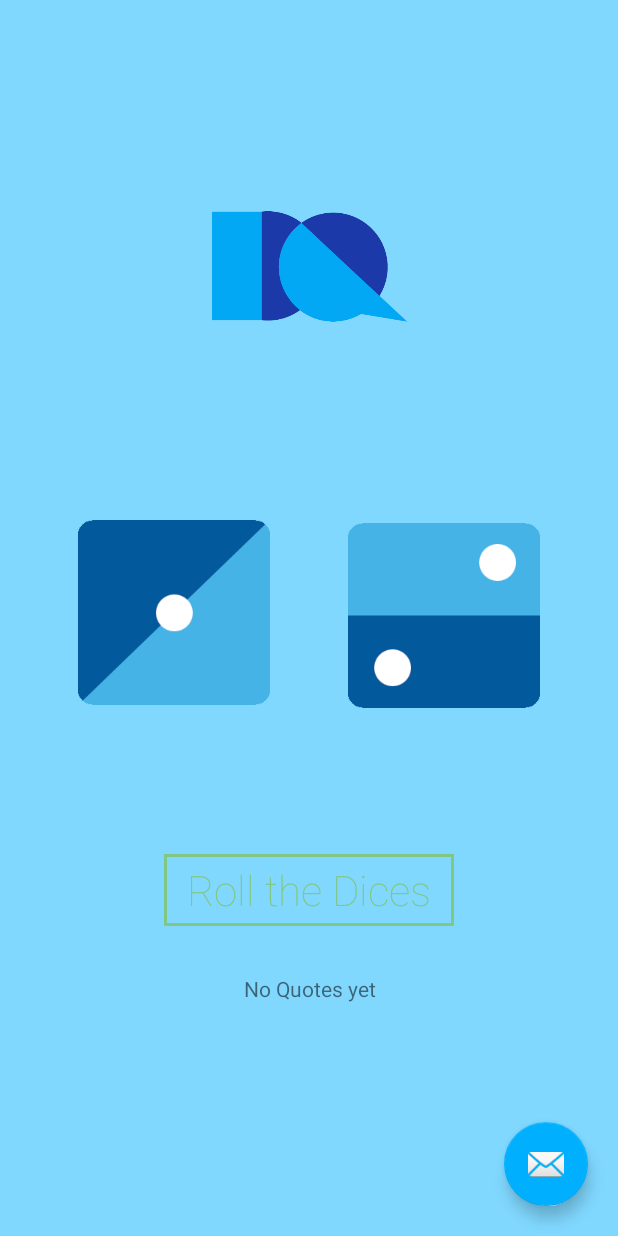
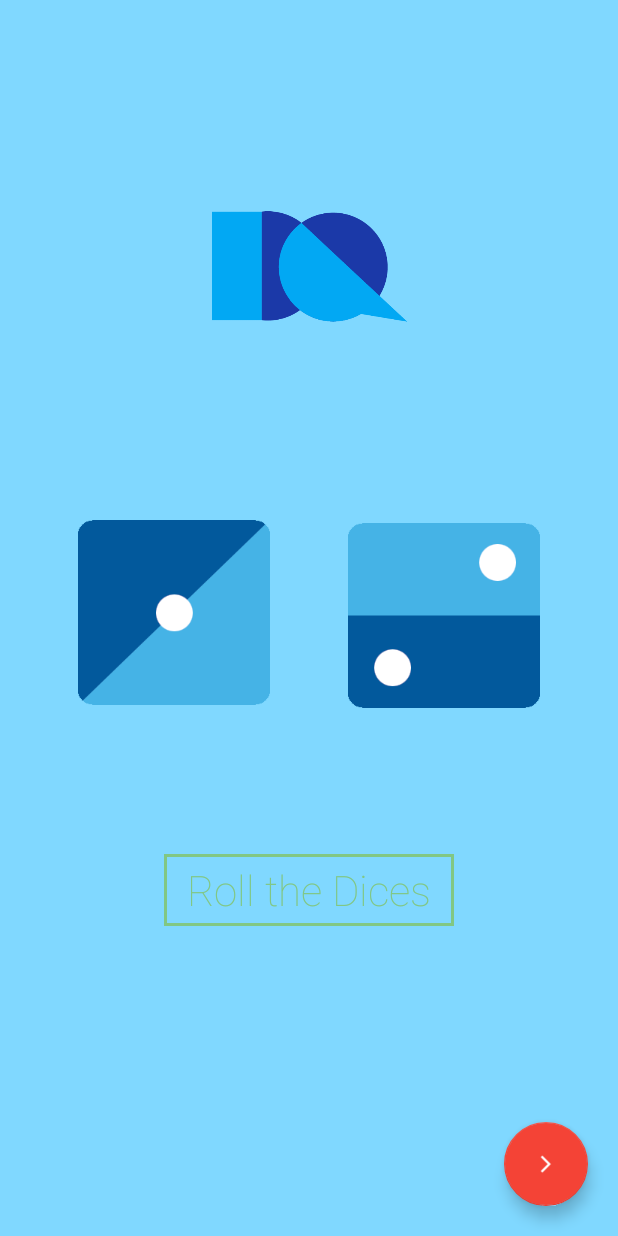
Before and after one commit to subhasishnath45/Dice-n-Quotes, an Android app: the layout activity_roll_dice.xml on its own in the app's theme, with its tools: preview values and no code run, on a phone screen of 412 x 824 dp. Run offline under Robolectric (Android 15) with nearby library versions, the phone set to English and light mode, and no system bars; network calls fail.

Commit message:
commit 01

```diff
--- a/app/src/main/java/Adapter/MyAdapter.java
+++ b/app/src/main/java/Adapter/MyAdapter.java
@@ -64,7 +64,7 @@ public class MyAdapter extends RecyclerView.Adapter<MyAdapter.ViewHolder> {
         holder.year.setText("Tap to know more...");
 
         // using picasso image loading library to load images efficiently.
-        Picasso.with(context).load(posterLink).placeholder(android.R.drawable.ic_btn_speak_now).into(holder.poster);
+        Picasso.with(context).load(posterLink).placeholder(R.drawable.demoimg).into(holder.poster);
 
     }
 
--- a/app/src/main/java/com/subhasishlive/recyclerviewexplanation/DetailsActivity.java
+++ b/app/src/main/java/com/subhasishlive/recyclerviewexplanation/DetailsActivity.java
@@ -145,7 +145,7 @@ public class DetailsActivity extends AppCompatActivity {
                         JSONObject detailsContentObj = response.getJSONObject("content");
                         String quoteDetailsString = detailsContentObj.getString("rendered");
                         String quoteDetailsStringTagExcluded = quoteDetailsString.replaceAll("\\<.*?\\>", "");
-                        quoteData.setText("Quote: " + quoteDetailsStringTagExcluded);
+                        quoteData.setText("" + quoteDetailsStringTagExcluded);
 
                         JSONObject detailQuoteByObj = response.getJSONObject("excerpt");
                         String detailQuoteByString = detailQuoteByObj.getString("rendered");
--- a/app/src/main/res/layout/activity_roll_dice.xml
+++ b/app/src/main/res/layout/activity_roll_dice.xml
@@ -1,4 +1,10 @@
 <?xml version="1.0" encoding="utf-8"?>
+<android.support.design.widget.CoordinatorLayout xmlns:android="http://schemas.android.com/apk/res/android"
+    xmlns:app="http://schemas.android.com/apk/res-auto"
+    xmlns:tools="http://schemas.android.com/tools"
+    android:layout_width="match_parent"
+    android:fitsSystemWindows="false"
+    android:layout_height="match_parent">
 <android.support.constraint.ConstraintLayout xmlns:android="http://schemas.android.com/apk/res/android"
     xmlns:app="http://schemas.android.com/apk/res-auto"
     xmlns:tools="http://schemas.android.com/tools"
@@ -76,37 +82,14 @@
         app:layout_constraintStart_toStartOf="parent"
         app:layout_constraintTop_toBottomOf="@+id/image_leftdice" />
 
-
-    <TextView
-        android:id="@+id/textNoOfQuotes"
-        android:layout_width="214dp"
+</android.support.constraint.ConstraintLayout>
+    <android.support.design.widget.FloatingActionButton
+        android:id="@+id/fabgo"
+        android:layout_width="wrap_content"
         android:layout_height="wrap_content"
-
-        android:layout_marginEnd="8dp"
-        android:layout_marginStart="8dp"
-        android:layout_marginTop="32dp"
-        android:text="@string/noQuotes"
-        android:textAlignment="center"
-        app:layout_constraintEnd_toEndOf="parent"
-        app:layout_constraintStart_toStartOf="parent"
-        app:layout_constraintTop_toBottomOf="@+id/rollBtn" />
-
-
-    <android.support.design.widget.CoordinatorLayout xmlns:android="http://schemas.android.com/apk/res/android"
-        xmlns:app="http://schemas.android.com/apk/res-auto"
-        xmlns:tools="http://schemas.android.com/tools"
-        android:layout_width="match_parent"
-        android:fitsSystemWindows="false"
-        android:layout_height="match_parent">
-
-        <android.support.design.widget.FloatingActionButton
-            android:id="@+id/fab"
-            android:layout_width="wrap_content"
-            android:layout_height="wrap_content"
-            android:layout_gravity="bottom|end"
-            android:layout_margin="20dp"
-            android:src="@android:drawable/ic_dialog_email" />
-    </android.support.design.widget.CoordinatorLayout>
-
-
-</android.support.constraint.ConstraintLayout>
+        android:layout_gravity="bottom|end"
+        android:layout_margin="20dp"
+        android:theme="@style/GoFloatingButton"
+        app:rippleColor="@color/creamDeep"
+        android:src="@drawable/goicon" />
+</android.support.design.widget.CoordinatorLayout>
--- a/app/src/main/res/values/colors.xml
+++ b/app/src/main/res/values/colors.xml
@@ -8,4 +8,6 @@
     <color name="background_material_light">#dff2fe</color>
     <color name="splashBG">#b3e5fc</color>
     <color name="rolldiceBG">#80d8ff</color>
+    <color name="cream">#f44336</color>
+    <color name="creamDeep">#ef5350</color>
 </resources>
--- a/app/src/main/res/values/styles.xml
+++ b/app/src/main/res/values/styles.xml
@@ -8,4 +8,8 @@
         <item name="colorAccent">@color/colorAccent</item>
     </style>
 
+    <style name="GoFloatingButton" parent="Theme.AppCompat.Light">
+        <item name="colorAccent">@color/cream</item>
+    </style>
+
 </resources>
```
Also changed, not shown: app/src/main/java/com/subhasishlive/recyclerviewexplanation/RollDiceActivity.java (+22 -19 lines), app/src/main/res/drawable/demoimg.jpg.
